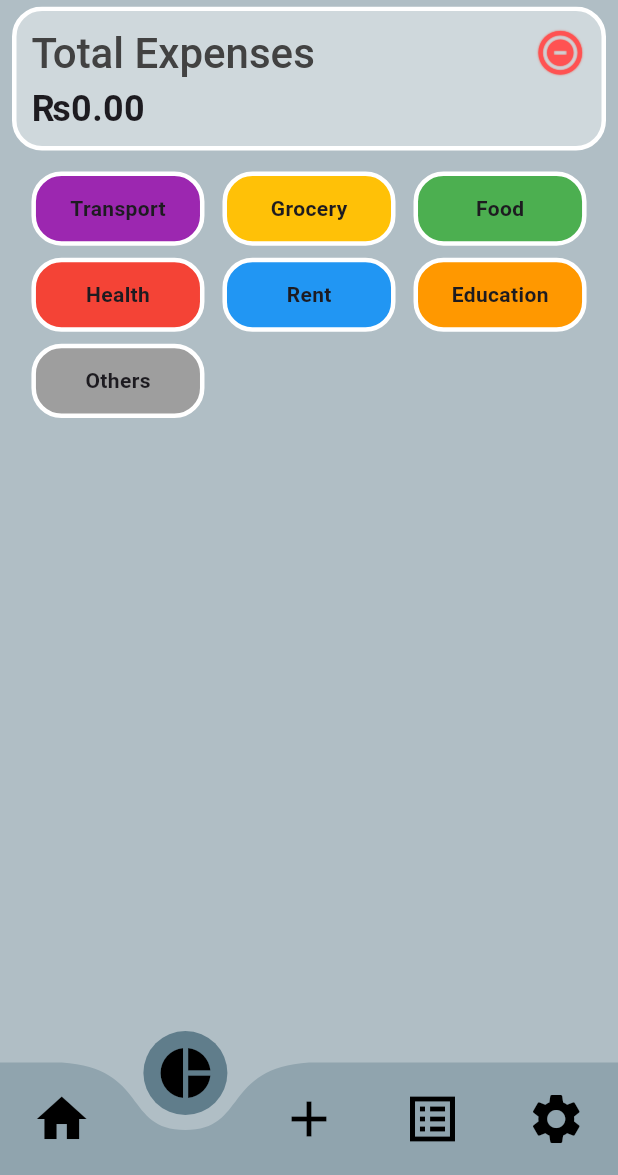
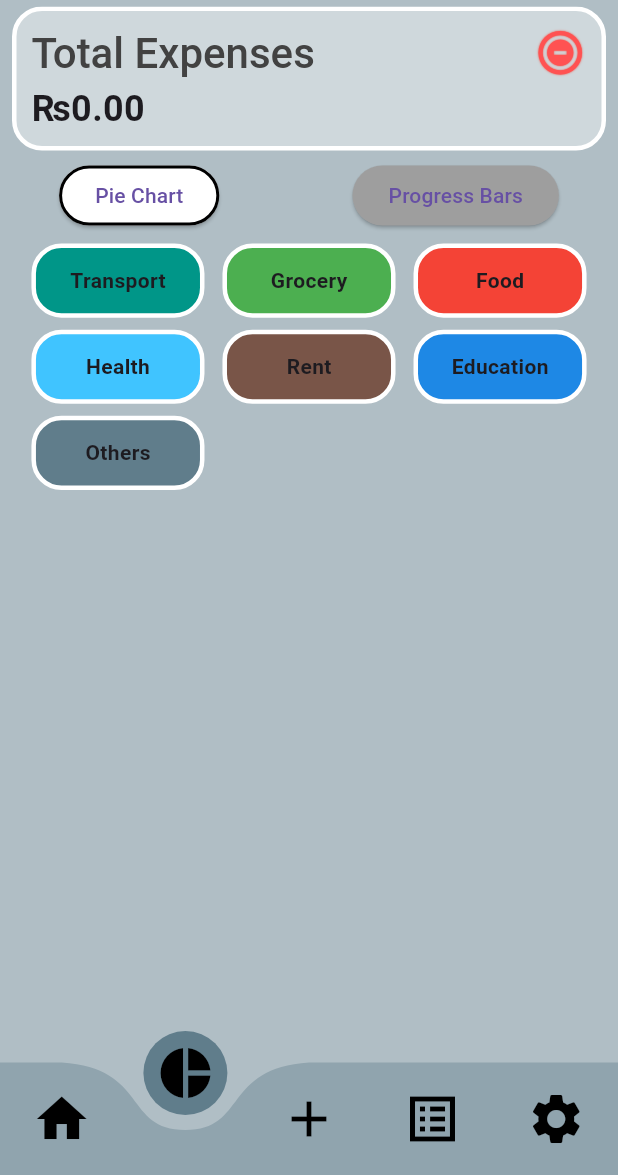
Before and after one commit to ZainR10/expanse_tracker_flutter, a Flutter app: the SettingsView screen opened by its route, item 2 of the bottom bar chosen, on a phone screen of 412 x 824 dp, the part 61-1236 px from its top. Run offline on Flutter 3.47's test engine with Material 3 defaults, Android fonts, the phone set to English and light mode, and no system bars; drawn by our look-alikes of curved_navigation_bar, fl_chart; our stand-ins replace cloud_firestore, firebase_auth, firebase_core, flutter_slidable, flutter_spinkit; accounts and stored records are empty; statements that could not run were skipped.

Commit message:
feature:added progress bar chart. refactor:refactored code for charts. Fix:fixed cancel button ontap in bottomsheets. fix:fixed range inclusive error when addin expense.

```diff
--- a/lib/view/analytics_view.dart
+++ b/lib/view/analytics_view.dart
@@ -1,14 +1,11 @@
 // ignore_for_file: unused_local_variable
-import 'package:expanse_tracker_flutter/View_Models/balance_expenses_provider.dart';
-import 'package:expanse_tracker_flutter/res/components/custom_container.dart';
 import 'package:expanse_tracker_flutter/res/components/custom_nav_bar.dart';
-import 'package:expanse_tracker_flutter/res/components/text_widget.dart';
 import 'package:expanse_tracker_flutter/utils/routes/routes_name.dart';
 import 'package:expanse_tracker_flutter/widgets/appbar.dart';
+import 'package:expanse_tracker_flutter/widgets/pie_chart_widget.dart';
+import 'package:expanse_tracker_flutter/widgets/progress_bars_widget.dart';
 import 'package:expanse_tracker_flutter/widgets/total_expenses_widget.dart';
-import 'package:fl_chart/fl_chart.dart';
 import 'package:flutter/material.dart';
-import 'package:provider/provider.dart';
 
 class AnalyticsView extends StatefulWidget {
   const AnalyticsView({super.key});
@@ -18,6 +15,8 @@ class AnalyticsView extends StatefulWidget {
 }
 
 class _AnalyticsViewState extends State<AnalyticsView> {
+  bool showPieChart = true;
+
   @override
   Widget build(BuildContext context) {
     int selectedIndex = 1;
@@ -62,70 +61,46 @@ class _AnalyticsViewState extends State<AnalyticsView> {
       body: Column(
         children: [
           const TotalExpensesWidget(),
-          Padding(
-            padding: const EdgeInsets.symmetric(horizontal: 8, vertical: 8),
-            child: Wrap(
-              spacing: 12,
-              runSpacing: 8,
-              alignment: WrapAlignment.start,
-              children: iconsData.map((data) {
-                return CustomContainer(
-                  height: height * .06,
-                  width: width * .28, // Adjusted to fit better
-                  color: _getCategoryColor(data['label']),
-                  child: Center(
-                    child: CustomText(
-                      text: data['label'],
-                      textWeight: FontWeight.bold,
-                    ),
-                  ),
-                );
-              }).toList(),
-            ),
+          Row(
+            mainAxisAlignment: MainAxisAlignment.spaceEvenly,
+            children: [
+              ElevatedButton(
+                style: ElevatedButton.styleFrom(
+                  side: BorderSide(
+                      color: showPieChart ? Colors.black : Colors.transparent,
+                      width: 2),
+                  backgroundColor: showPieChart ? Colors.white : Colors.grey,
+                ),
+                onPressed: () {
+                  setState(() {
+                    showPieChart = true;
+                  });
+                },
+                child: const Text('Pie Chart'),
+              ),
+              const SizedBox(width: 10),
+              ElevatedButton(
+                style: ElevatedButton.styleFrom(
+                  side: BorderSide(
+                      color: showPieChart ? Colors.transparent : Colors.black,
+                      width: 2),
+                  backgroundColor: !showPieChart ? Colors.white : Colors.grey,
+                ),
+                onPressed: () {
+                  setState(() {
+                    showPieChart = false;
+                  });
+                },
+                child: const Text('Progress Bars'),
+              ),
+            ],
           ),
-          SizedBox(height: height * .03),
           Expanded(
-            child: Consumer<BalanceAndExpensesProvider>(
-              builder: (context, provider, child) {
-                // Aggregate data for chart
-                final Map<String, double> categoryTotals = {};
-                for (var expense in provider.expenseHistory) {
-                  categoryTotals[expense.icon] =
-                      (categoryTotals[expense.icon] ?? 0.0) + expense.amount;
-                }
-
-                // Create PieChartSectionData for each category
-                final List<PieChartSectionData> sections =
-                    iconsData.map((data) {
-                  final label = data['label'];
-                  final value = categoryTotals[label] ?? 0.0;
-
-                  return PieChartSectionData(
-                    value: value,
-                    color: _getCategoryColor(label),
-                    radius: 80, // Adjusted for better scaling
-                    title: value > 0 ? value.toStringAsFixed(2) : '',
-                    titleStyle: const TextStyle(
-                      fontSize: 12,
-                      fontWeight: FontWeight.bold,
-                      color: Colors.white,
-                    ),
-                    borderSide: const BorderSide(color: Colors.white, width: 2),
-                  );
-                }).toList();
-
-                return Padding(
-                  padding: const EdgeInsets.all(8.0),
-                  child: PieChart(
-                    PieChartData(
-                      centerSpaceRadius: 40,
-                      borderData: FlBorderData(show: false),
-                      sections: sections,
-                      sectionsSpace: 2,
-                    ),
-                  ),
-                );
-              },
+            child: AnimatedSwitcher(
+              duration: const Duration(milliseconds: 300),
+              child: showPieChart
+                  ? const PieChartWidget(key: ValueKey('PieChart'))
+                  : const ProgressBarsWidget(key: ValueKey('ProgressBars')),
             ),
           ),
         ],
@@ -133,34 +108,3 @@ class _AnalyticsViewState extends State<AnalyticsView> {
     );
   }
 }
-
-final List<Map<String, dynamic>> iconsData = [
-  {'icon': Icons.directions_bus, 'label': 'Transport'},
-  {'icon': Icons.shopping_cart, 'label': 'Grocery'},
-  {'icon': Icons.fastfood, 'label': 'Food'},
-  {'icon': Icons.local_hospital, 'label': 'Health'},
-  {'icon': Icons.house, 'label': 'Rent'},
-  {'icon': Icons.school, 'label': 'Education'},
-  {'icon': Icons.more_horiz, 'label': 'Others'},
-];
-
-Color _getCategoryColor(String category) {
-  switch (category) {
-    case 'Transport':
-      return Colors.purple;
-    case 'Grocery':
-      return Colors.amber;
-    case 'Food':
-      return Colors.green;
-    case 'Health':
-      return Colors.red;
-    case 'Rent':
-      return Colors.blue;
-    case 'Education':
-      return Colors.orange;
-    case 'Others':
-      return Colors.grey;
-    default:
-      return Colors.black;
-  }
-}
--- a/lib/widgets/add_balance_bottom_sheet.dart
+++ b/lib/widgets/add_balance_bottom_sheet.dart
@@ -222,7 +222,9 @@ void addBalanceBottomSheet(BuildContext context) {
                                 CustomButton(
                                   title: 'Cancel',
                                   buttonColor: Colors.red,
-                                  onPress: () {},
+                                  onPress: () {
+                                    Navigator.pop(context);
+                                  },
                                   height: height * .07,
                                   width: width * .40,
                                 ),
--- a/lib/widgets/add_expense_bottom_sheet_widget.dart
+++ b/lib/widgets/add_expense_bottom_sheet_widget.dart
@@ -46,7 +46,7 @@ void expenseBottomSheet(BuildContext context) {
 
   // Icon data with corresponding labels
   final List<Map<String, dynamic>> iconsData = [
-    {'icon': Icons.directions_bus, 'label': 'Transportation'},
+    {'icon': Icons.directions_bus, 'label': 'Transport'},
     {'icon': Icons.shopping_cart, 'label': 'Grocery'},
     {'icon': Icons.fastfood, 'label': 'Food'},
     {'icon': Icons.local_hospital, 'label': 'Health'},
@@ -245,7 +245,9 @@ void expenseBottomSheet(BuildContext context) {
                                 CustomButton(
                                   title: 'Cancel',
                                   buttonColor: Colors.red,
-                                  onPress: () {},
+                                  onPress: () {
+                                    Navigator.pop(context);
+                                  },
                                   height: height * .07,
                                   width: width * .40,
                                 ),
--- a/lib/widgets/expense_list_screen.dart
+++ b/lib/widgets/expense_list_screen.dart
@@ -108,7 +108,7 @@ class _ExpenseListScreenState extends State<ExpenseListScreen> {
 }
 
 final List<Map<String, dynamic>> iconsData = [
-  {'icon': Icons.directions_bus, 'label': 'Transportation'},
+  {'icon': Icons.directions_bus, 'label': 'Transport'},
   {'icon': Icons.shopping_cart, 'label': 'Grocery'},
   {'icon': Icons.fastfood, 'label': 'Food'},
   {'icon': Icons.local_hospital, 'label': 'Health'},
--- /dev/null
+++ b/lib/widgets/pie_chart_widget.dart
@@ -0,0 +1,123 @@
+import 'package:expanse_tracker_flutter/View_Models/balance_expenses_provider.dart';
+import 'package:expanse_tracker_flutter/View_Models/currency_provider.dart';
+import 'package:expanse_tracker_flutter/res/components/custom_container.dart';
+import 'package:expanse_tracker_flutter/res/components/text_widget.dart';
+import 'package:fl_chart/fl_chart.dart';
+import 'package:flutter/material.dart';
+import 'package:provider/provider.dart';
+
+class PieChartWidget extends StatelessWidget {
+  const PieChartWidget({super.key});
+
+  @override
+  Widget build(BuildContext context) {
+    final currencyProvider = Provider.of<CurrencyProvider>(context);
+    String selectedCurrency = currencyProvider.selectedCurrency;
+    final height = MediaQuery.of(context).size.height;
+    final width = MediaQuery.of(context).size.width;
+    return Column(
+      children: [
+        Padding(
+          padding: const EdgeInsets.symmetric(horizontal: 8, vertical: 8),
+          child: Wrap(
+            spacing: 12,
+            runSpacing: 8,
+            alignment: WrapAlignment.start,
+            children: iconsData.map((data) {
+              return CustomContainer(
+                height: height * .06,
+                width: width * .28, // Adjusted to fit better
+                color: _getCategoryColor(data['label']),
+                child: Center(
+                  child: CustomText(
+                    text: data['label'],
+                    textWeight: FontWeight.bold,
+                  ),
+                ),
+              );
+            }).toList(),
+          ),
+        ),
+        SizedBox(height: height * .03),
+        Expanded(
+          child: Consumer<BalanceAndExpensesProvider>(
+            builder: (context, provider, child) {
+              // Aggregate data for chart
+              final Map<String, double> categoryTotals = {};
+              for (var expense in provider.expenseHistory) {
+                categoryTotals[expense.icon] =
+                    (categoryTotals[expense.icon] ?? 0.0) + expense.amount;
+              }
+
+              // Create PieChartSectionData for each category
+              final List<PieChartSectionData> sections = iconsData.map((data) {
+                final label = data['label'];
+                final value = categoryTotals[label] ?? 0.0;
+
+                return PieChartSectionData(
+                  value: value,
+                  color: _getCategoryColor(label),
+                  radius: 65, // Adjusted for better scaling
+                  title: value > 0
+                      ? '$selectedCurrency${value.toStringAsFixed(2)}'
+                      : '',
+
+                  titleStyle: const TextStyle(
+                    fontSize: 12,
+                    fontWeight: FontWeight.bold,
+                    color: Colors.black,
+                  ),
+                  borderSide: const BorderSide(color: Colors.white, width: 2),
+                );
+              }).toList();
+
+              return Padding(
+                padding: const EdgeInsets.all(8.0),
+                child: PieChart(
+                  PieChartData(
+                    titleSunbeamLayout: true,
+                    centerSpaceRadius: 55,
+                    borderData: FlBorderData(show: false),
+                    sections: sections,
+                    sectionsSpace: 3,
+                  ),
+                ),
+              );
+            },
+          ),
+        ),
+      ],
+    );
+  }
+}
+
+final List<Map<String, dynamic>> iconsData = [
+  {'icon': Icons.directions_bus, 'label': 'Transport'},
+  {'icon': Icons.shopping_cart, 'label': 'Grocery'},
+  {'icon': Icons.fastfood, 'label': 'Food'},
+  {'icon': Icons.local_hospital, 'label': 'Health'},
+  {'icon': Icons.house, 'label': 'Rent'},
+  {'icon': Icons.school, 'label': 'Education'},
+  {'icon': Icons.more_horiz, 'label': 'Others'},
+];
+
+Color _getCategoryColor(String category) {
+  switch (category) {
+    case 'Transport':
+      return Colors.teal;
+    case 'Grocery':
+      return Colors.green;
+    case 'Food':
+      return Colors.red;
+    case 'Health':
+      return Colors.lightBlueAccent.shade200;
+    case 'Rent':
+      return Colors.brown;
+    case 'Education':
+      return Colors.blue.shade600;
+    case 'Others':
+      return Colors.blueGrey;
+    default:
+      return Colors.black;
+  }
+}
```
Also changed, not shown: lib/View_Models/balance_expenses_provider.dart (+21 -0 lines), lib/res/components/progress_bar_component.dart (added, +60 -0 lines), lib/widgets/progress_bars_widget.dart (added, +81 -0 lines).
